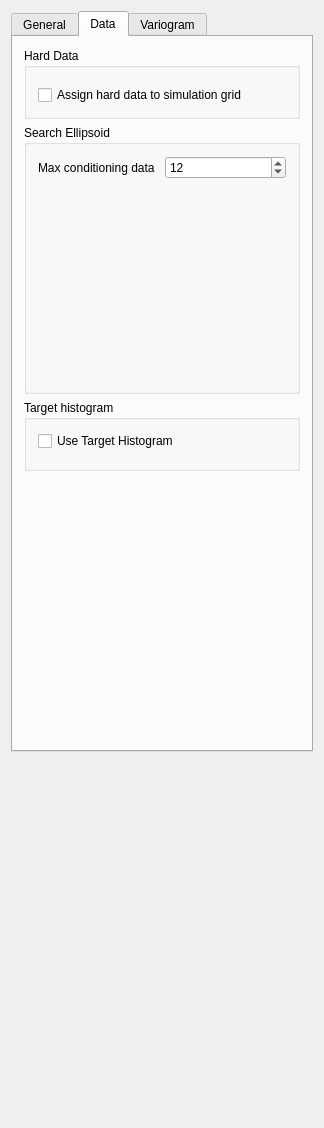
Old version of the form lib/win32/release/plugins/Geostat/sgsim.ui in the repository sayantanx/ar2tech-SGeMS-public.
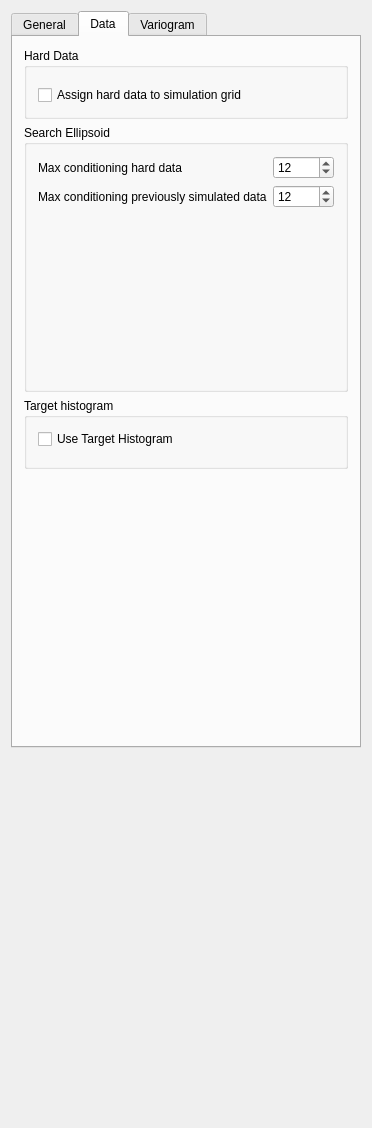
New version of the form. The open tabs and pages were chosen to show the change. Custom widgets are drawn as their Qt base class.

Commit message:
Conversion to vtk6, fix vario, sgsim, cont histo
th e64 bits VS project files have been converted to vtk6.  Still need to
be done for the win32 and the linux project files.
Sgsim now have conditioning on previously simulated nodes.
Variogram modeling fixed for lag size
Each grid now has a coordinates mapper to convert real-world data to
geological data

Patch:
```diff
--- a/lib/win32/release/plugins/Geostat/sgsim.ui
+++ b/lib/win32/release/plugins/Geostat/sgsim.ui
@@ -6,7 +6,7 @@
    <rect>
     <x>0</x>
     <y>0</y>
-    <width>318</width>
+    <width>334</width>
     <height>1128</height>
    </rect>
   </property>
@@ -54,7 +54,7 @@
          <layout class="QVBoxLayout" name="verticalLayout">
           <item>
            <widget class="GridSelector" name="Grid_Name">
-            <property name="currentIndex">
+            <property name="currentIndex" stdset="0">
              <number>0</number>
             </property>
            </widget>
@@ -319,24 +319,18 @@
          </property>
          <layout class="QVBoxLayout" name="verticalLayout_2">
           <item>
-           <layout class="QHBoxLayout">
-            <property name="spacing">
-             <number>6</number>
-            </property>
-            <property name="margin">
-             <number>0</number>
-            </property>
-            <item>
+           <layout class="QFormLayout" name="formLayout">
+            <item row="0" column="0">
              <widget class="QLabel" name="TextLabel2_2_2_2_3">
               <property name="text">
-               <string>Max conditioning data</string>
+               <string>Max conditioning hard data</string>
               </property>
               <property name="wordWrap">
                <bool>false</bool>
               </property>
              </widget>
             </item>
-            <item>
+            <item row="0" column="1">
              <widget class="QSpinBox" name="Max_Conditioning_Data">
               <property name="minimum">
                <number>0</number>
@@ -349,6 +343,29 @@
               </property>
              </widget>
             </item>
+            <item row="1" column="0">
+             <widget class="QLabel" name="TextLabel2_2_2_2_4">
+              <property name="text">
+               <string>Max conditioning previously simulated data</string>
+              </property>
+              <property name="wordWrap">
+               <bool>false</bool>
+              </property>
+             </widget>
+            </item>
+            <item row="1" column="1">
+             <widget class="QSpinBox" name="Max_Conditioning_Simul_Data">
+              <property name="minimum">
+               <number>0</number>
+              </property>
+              <property name="maximum">
+               <number>20000</number>
+              </property>
+              <property name="value">
+               <number>12</number>
+              </property>
+             </widget>
+            </item>
            </layout>
           </item>
           <item>
@@ -516,7 +533,7 @@
   </customwidget>
   <customwidget>
    <class>GridSelector</class>
-   <extends>QTabWidget</extends>
+   <extends>QWidget</extends>
    <header>GsTLAppli/extra/qtplugins/selectors.h</header>
   </customwidget>
   <customwidget>
```
The commit also changes 81 other files.
